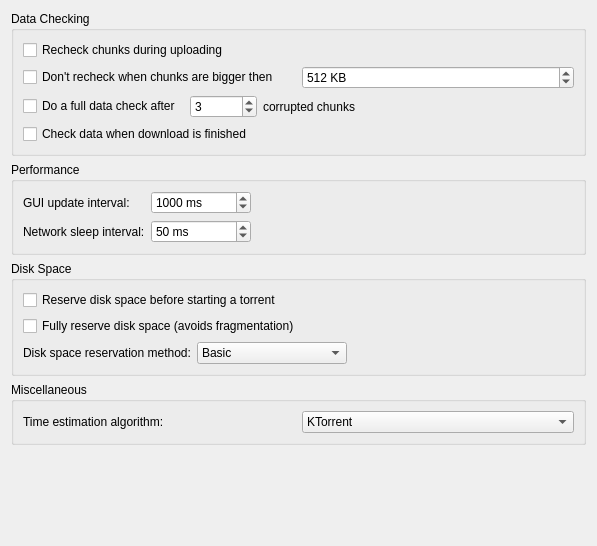
KDE/ktorrent, file ktorrent/advancedpref.ui: the form before one commit.
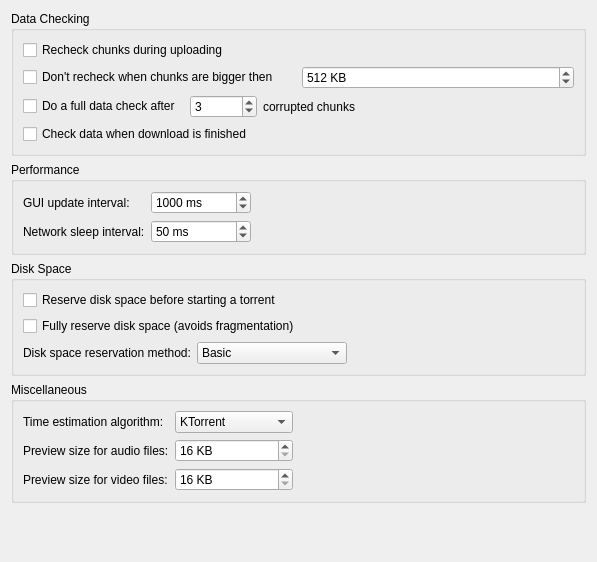
The form after the commit.

Commit message: Preview size for audio and video files is now configurable.

The edit to the form file:
```diff
--- a/ktorrent/advancedpref.ui
+++ b/ktorrent/advancedpref.ui
@@ -6,7 +6,7 @@
     <x>0</x>
     <y>0</y>
     <width>583</width>
-    <height>546</height>
+    <height>562</height>
    </rect>
   </property>
   <layout class="QVBoxLayout" >
@@ -311,15 +311,15 @@
      </property>
      <layout class="QHBoxLayout" >
       <item>
-       <layout class="QHBoxLayout" >
-        <item>
+       <layout class="QGridLayout" >
+        <item row="0" column="0" >
          <widget class="QLabel" name="label" >
           <property name="text" >
            <string>Time estimation algorithm:</string>
           </property>
          </widget>
         </item>
-        <item>
+        <item row="0" column="1" >
          <widget class="QComboBox" name="kcfg_eta" >
           <property name="toolTip" >
            <string>&lt;html>&lt;head>&lt;meta name="qrichtext" content="1" />&lt;style type="text/css">
@@ -360,8 +360,73 @@
           </item>
          </widget>
         </item>
+        <item row="1" column="0" >
+         <widget class="QLabel" name="label_2" >
+          <property name="text" >
+           <string>Preview size for audio files:</string>
+          </property>
+         </widget>
+        </item>
+        <item row="1" column="1" >
+         <widget class="QSpinBox" name="kcfg_previewSizeAudio" >
+          <property name="toolTip" >
+           <string>&lt;html>&lt;head>&lt;meta name="qrichtext" content="1" />&lt;style type="text/css">
+p, li { white-space: pre-wrap; }
+&lt;/style>&lt;/head>&lt;body style=" font-family:'Bitstream Vera Sans'; font-size:8pt; font-weight:400; font-style:normal;">
+&lt;p style=" margin-top:0px; margin-bottom:0px; margin-left:0px; margin-right:0px; -qt-block-indent:0; text-indent:0px;">The amount of data at the beginning and end of an audio file, which will be prioritized for previewing.&lt;/p>&lt;/body>&lt;/html></string>
+          </property>
+          <property name="suffix" >
+           <string> KB</string>
+          </property>
+          <property name="minimum" >
+           <number>16</number>
+          </property>
+          <property name="maximum" >
+           <number>100000000</number>
+          </property>
+         </widget>
+        </item>
+        <item row="2" column="0" >
+         <widget class="QLabel" name="label_3" >
+          <property name="text" >
+           <string>Preview size for video files:</string>
+          </property>
+         </widget>
+        </item>
+        <item row="2" column="1" >
+         <widget class="QSpinBox" name="kcfg_previewSizeVideo" >
+          <property name="toolTip" >
+           <string>&lt;html>&lt;head>&lt;meta name="qrichtext" content="1" />&lt;style type="text/css">
+p, li { white-space: pre-wrap; }
+&lt;/style>&lt;/head>&lt;body style=" font-family:'Bitstream Vera Sans'; font-size:8pt; font-weight:400; font-style:normal;">
+&lt;p style=" margin-top:0px; margin-bottom:0px; margin-left:0px; margin-right:0px; -qt-block-indent:0; text-indent:0px;">The amount of data at the beginning and end of a video file, which will be prioritized for previewing.&lt;/p>&lt;/body>&lt;/html></string>
+          </property>
+          <property name="suffix" >
+           <string> KB</string>
+          </property>
+          <property name="minimum" >
+           <number>16</number>
+          </property>
+          <property name="maximum" >
+           <number>100000000</number>
+          </property>
+         </widget>
+        </item>
        </layout>
       </item>
+      <item>
+       <spacer>
+        <property name="orientation" >
+         <enum>Qt::Horizontal</enum>
+        </property>
+        <property name="sizeHint" >
+         <size>
+          <width>111</width>
+          <height>20</height>
+         </size>
+        </property>
+       </spacer>
+      </item>
      </layout>
     </widget>
    </item>
@@ -373,7 +438,7 @@
      <property name="sizeHint" >
       <size>
        <width>575</width>
-       <height>151</height>
+       <height>20</height>
       </size>
      </property>
     </spacer>
```
The commit also changes 6 other files.
